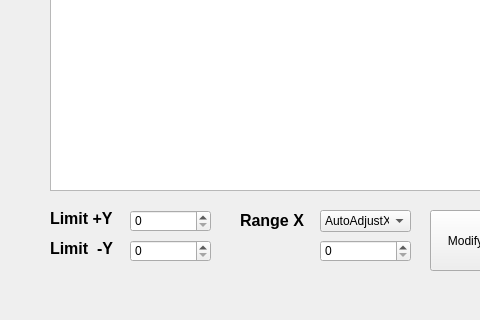
The window that HMI_SerialPlot.ui (ipobletev/GUI_SerialPlot) describes before a commit, drawn with Qt 5; both pictures show x 0 to 480 and y 240 to 560 of the 846 by 560 pixel window.
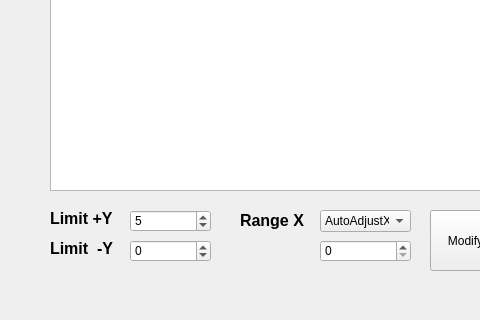
The same window after the commit. Icons and pictures are not drawn. Custom widgets are drawn as their Qt base class.

The edit to the form file:
```diff
--- a/HMI_SerialPlot.ui
+++ b/HMI_SerialPlot.ui
@@ -102,6 +102,15 @@
       <height>22</height>
      </rect>
     </property>
+    <property name="minimum">
+     <number>-999999999</number>
+    </property>
+    <property name="maximum">
+     <number>999999999</number>
+    </property>
+    <property name="value">
+     <number>5</number>
+    </property>
    </widget>
    <widget class="QLabel" name="label_3">
     <property name="geometry">
@@ -152,6 +161,12 @@
       <height>22</height>
      </rect>
     </property>
+    <property name="minimum">
+     <number>-999999999</number>
+    </property>
+    <property name="maximum">
+     <number>999999999</number>
+    </property>
    </widget>
    <widget class="QLabel" name="label_5">
     <property name="geometry">
```
Left out of the diff: 3 changed lines with no effect on the pictures.
